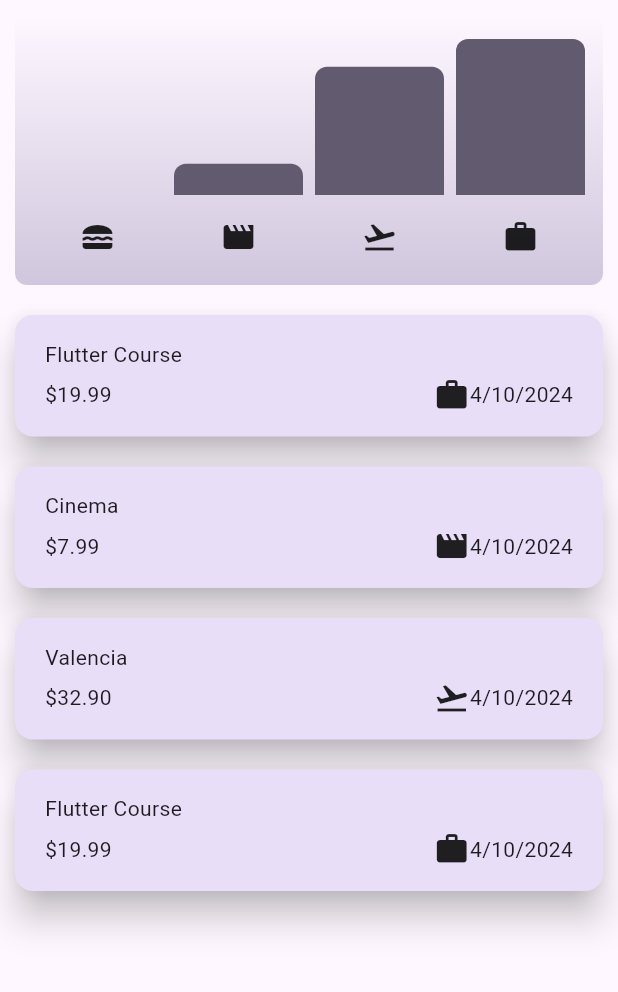
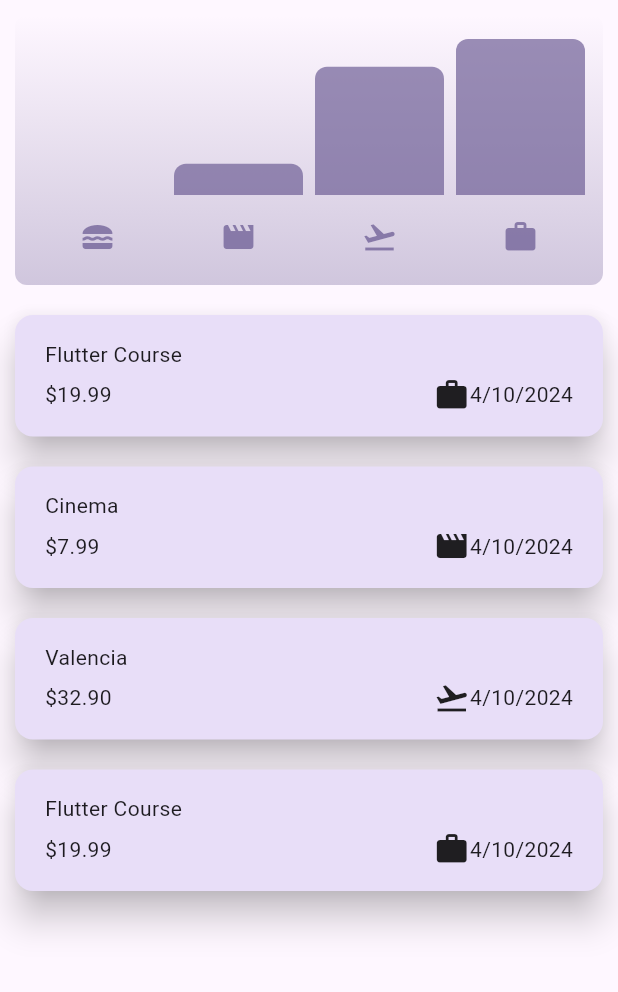
Before and after one commit to pRoxy94/ExpenseTracker, a Flutter app: the screen it shows after launch, on a phone screen of 412 x 824 dp, the part 84-1076 px from its top. Run offline on Flutter 3.47's test engine with Material 3 defaults, Android fonts, the phone set to English and light mode, and no system bars.

Commit message:
Modified FractionallySizedBox and category icon colors

```diff
--- a/lib/widgets/chart/chart.dart
+++ b/lib/widgets/chart/chart.dart
@@ -30,6 +30,8 @@ class Chart extends StatelessWidget {
 
   @override
   Widget build(BuildContext context) {
+    final isDarkMode = MediaQuery.of(context).platformBrightness == Brightness.dark;
+
     // container with linear gradient
     return Container(
       margin: const EdgeInsets.all(10),
@@ -76,7 +78,10 @@ class Chart extends StatelessWidget {
                   child: Padding(
                     padding: const EdgeInsets.all(4.0),
                     child: Icon(
-                      categoryIcons[bucket.category]
+                      categoryIcons[bucket.category],
+                      color: isDarkMode
+                        ? Theme.of(context).colorScheme.secondary
+                        : Theme.of(context).colorScheme.primary.withOpacity(0.7),
                     ),
                   ),
                 )
--- a/lib/widgets/chart/chart_bar.dart
+++ b/lib/widgets/chart/chart_bar.dart
@@ -10,6 +10,8 @@ class ChartBar extends StatelessWidget {
 
   @override
   Widget build(BuildContext context) {
+    final isDarkMode = MediaQuery.of(context).platformBrightness == Brightness.dark;
+
     return Expanded(
       child: Padding(
         padding: const EdgeInsets.symmetric(horizontal: 4.0),
@@ -21,7 +23,9 @@ class ChartBar extends StatelessWidget {
               borderRadius: const BorderRadius.vertical(
                 top: Radius.circular(8)
               ),
-              color: Theme.of(context).colorScheme.secondary
+              color: isDarkMode
+                ? Theme.of(context).colorScheme.secondary
+                : Theme.of(context).colorScheme.primary.withOpacity(0.65)
             ),
           ),
         ),
```
